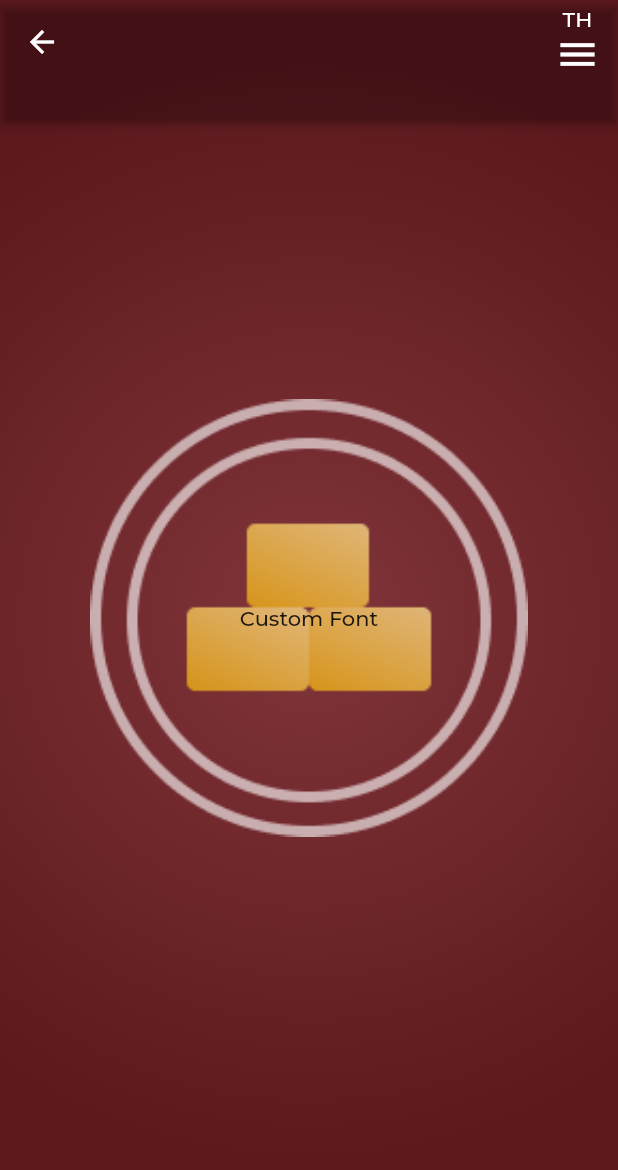
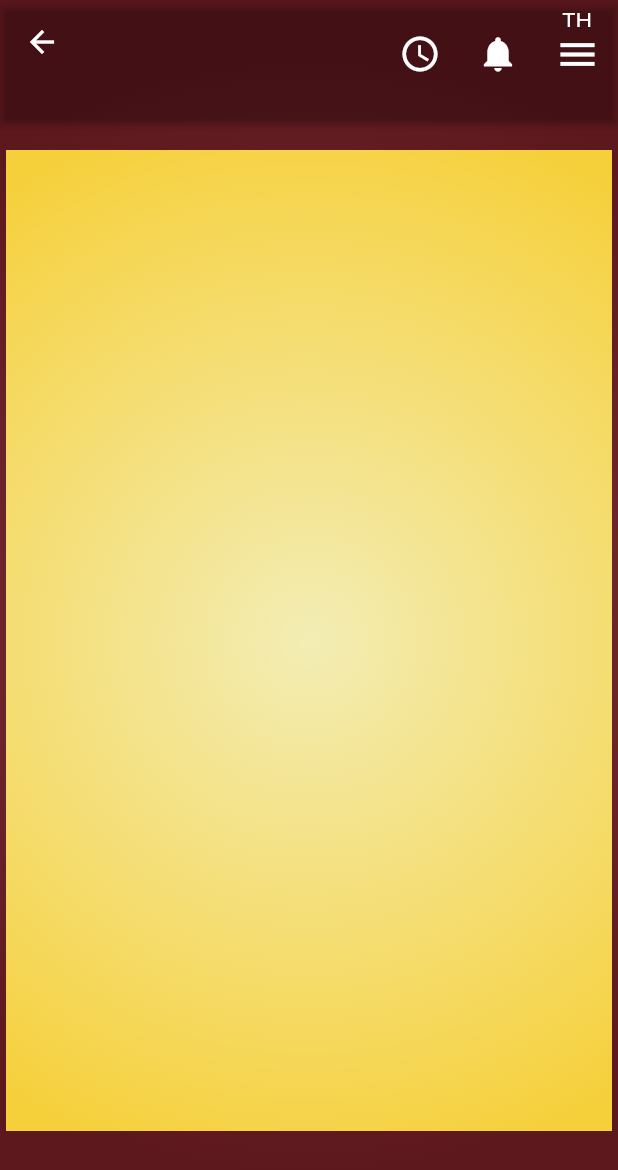
Before and after one commit to LeeCherry731/fintech_v1, a Flutter app: the screen it shows after launch, on a phone screen of 412 x 824 dp. Shown: the top 1170 px of the screen. Run offline on Flutter 3.47's test engine with Material 2 defaults, Android fonts, the phone set to English and light mode, and no system bars.

Commit message:
implement home screen

```diff
--- a/lib/constants/CustomImage.dart
+++ b/lib/constants/MyImage.dart
@@ -1,3 +1,3 @@
-class CustomImage {
+class MyImage {
   static const logo = "assets/images/logo.png";
 }
--- a/lib/home.dart
+++ b/lib/home.dart
@@ -17,6 +17,28 @@ class Home extends StatelessWidget {
             elevation: 2,
             backgroundColor: Colors.transparent,
             actions: [
+              Column(
+                children: const [
+                  SizedBox(
+                    height: 22,
+                  ),
+                  Padding(
+                    padding: EdgeInsets.symmetric(horizontal: 12),
+                    child: Icon(Icons.access_time_outlined, size: 28),
+                  ),
+                ],
+              ),
+              Column(
+                children: const [
+                  SizedBox(
+                    height: 22,
+                  ),
+                  Padding(
+                    padding: EdgeInsets.symmetric(horizontal: 12),
+                    child: Icon(Icons.notifications, size: 28),
+                  ),
+                ],
+              ),
               Column(
                 children: const [
                   SizedBox(
@@ -41,13 +63,27 @@ class Home extends StatelessWidget {
               Color(0xFF5C181D),
             ], radius: 0.9),
           ),
-          child: Center(
-            child: Column(
-              mainAxisAlignment: MainAxisAlignment.center,
-              children: const <Widget>[
-                Text("Custom Font", style: TextStyle(fontFamily: "Montserrat")),
-              ],
-            ),
+          child: Column(
+            children: [
+              const SizedBox(
+                height: 100,
+              ),
+              Center(
+                child: SingleChildScrollView(
+                    child: Container(
+                  padding: const EdgeInsets.only(top: 40),
+                  width: MediaQuery.of(context).size.width - 8,
+                  height: MediaQuery.of(context).size.height - 170,
+                  decoration: const BoxDecoration(
+                    gradient: RadialGradient(colors: [
+                      Color.fromARGB(255, 243, 237, 181),
+                      Color.fromARGB(255, 246, 208, 59),
+                    ], radius: 0.9),
+                  ),
+                  child: null,
+                )),
+              ),
+            ],
           ),
         ),
       ),
--- a/lib/router.dart
+++ b/lib/router.dart
@@ -1,4 +1,4 @@
-import 'package:fintech_v1/constants/CustomImage.dart';
+import 'package:fintech_v1/constants/MyImage.dart';
 import 'package:fintech_v1/home.dart';
 import 'package:flutter/material.dart';
 
@@ -14,8 +14,7 @@ Route<dynamic> generateRoute(RouteSettings routeSettings) {
         settings: routeSettings,
         builder: (_) => Container(
           decoration: const BoxDecoration(
-            image: DecorationImage(
-                image: AssetImage(CustomImage.logo), scale: 0.7),
+            image: DecorationImage(image: AssetImage(MyImage.logo), scale: 0.7),
             gradient: RadialGradient(colors: [
               Color(0xFF80353A),
               Color(0xFF5C181D),
```
Also changed, not shown: lib/common/widgets/TextBoxTransition.dart (added, +19 -0 lines), lib/features/splash/screans/animate_splash.dart (+7 -3 lines), 2 other files.
